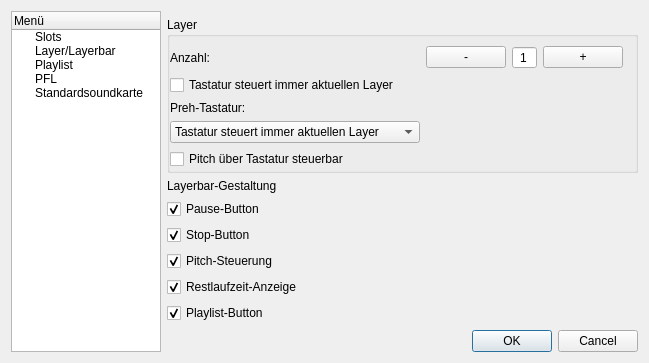
Above: view/configurationdialog.ui from m2otech/emm before the change. Below: the same form after it.
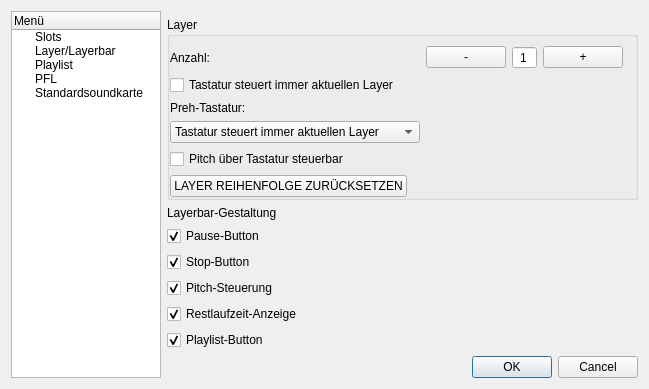
That is the form after the change. The open tabs and pages were chosen to show the change. Custom widgets are drawn as their Qt base class.

Commit message: Layer order: Button to restore original order

What changed in the file:
```diff
--- a/view/configurationdialog.ui
+++ b/view/configurationdialog.ui
@@ -7,7 +7,7 @@
     <x>0</x>
     <y>0</y>
     <width>623</width>
-    <height>363</height>
+    <height>366</height>
    </rect>
   </property>
   <property name="windowTitle">
@@ -400,6 +400,13 @@
                 </property>
                </widget>
               </item>
+              <item row="6" column="0">
+               <widget class="QPushButton" name="layerOrderResetButton">
+                <property name="text">
+                 <string>LAYER REIHENFOLGE ZURÜCKSETZEN</string>
+                </property>
+               </widget>
+              </item>
              </layout>
             </widget>
             <widget class="QWidget" name="layerDetail">
```
Left out of the diff: 108 changed lines with no effect on the pictures. The commit also changes 2 other files.
